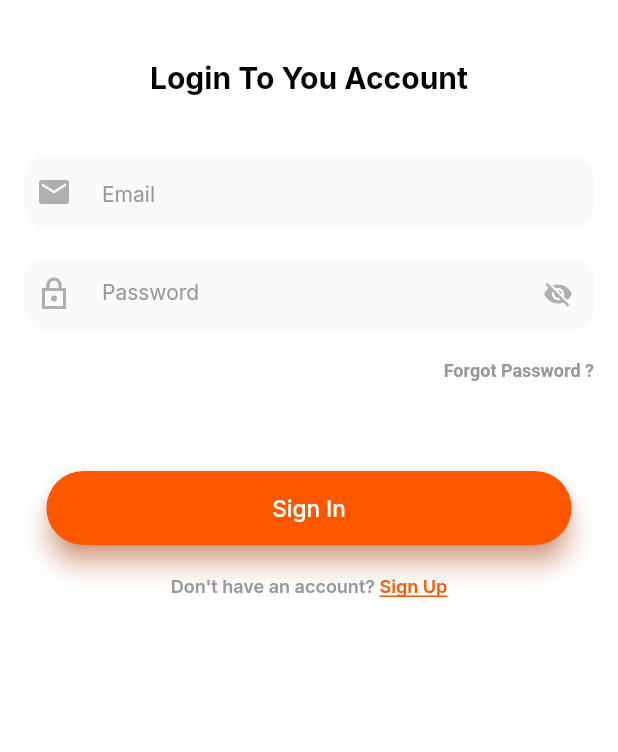
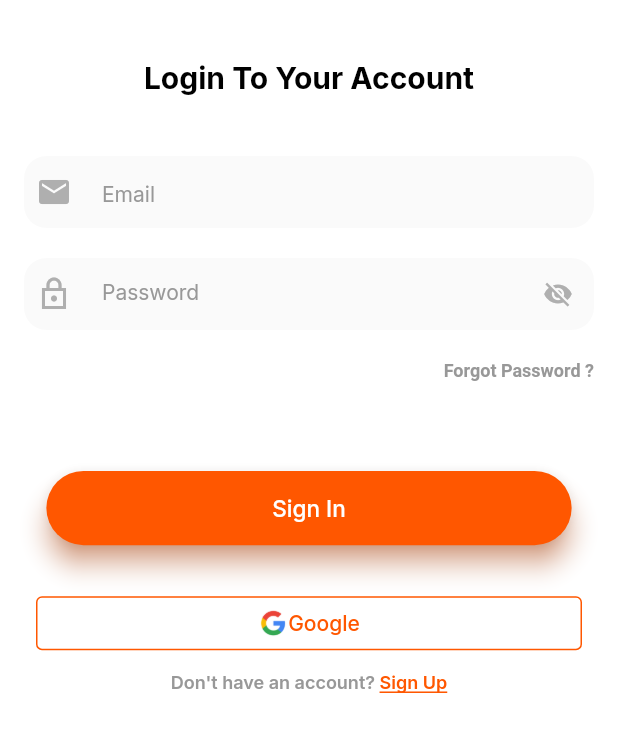
Before and after one commit to ZuniShahid/wegotask, a Flutter app: the screen it shows after launch, on a phone screen of 412 x 824 dp, the part 204-956 px from its top. Run offline on Flutter 3.47's test engine with Material 2 defaults, Android fonts, the phone set to English and light mode, and no system bars; our stand-ins replace awesome_dialog, chat_bubbles, cloud_firestore, connectivity_plus, dropdown_button2, firebase_auth and 13 more; missing offline and left inert: alarm; accounts and stored records are empty.

Commit message:
Google Sigin Fixed

```diff
--- a/lib/controller/general_controller.dart
+++ b/lib/controller/general_controller.dart
@@ -17,6 +17,7 @@ class GeneralController extends GetxController {
   RxString LOGIN_TYPE = ''.obs;
   RxInt TOTAL_PRODUCTS = 0.obs;
   RxList<TaskModel> taskList = <TaskModel>[].obs;
+  RxString NEW_USER_UID = ''.obs;
 
   @override
   void onInit() {
--- a/lib/databse/auth_helper.dart
+++ b/lib/databse/auth_helper.dart
@@ -41,9 +41,14 @@ class AuthHelper {
       );
       var document = await collection.doc(userCredential.user!.uid).get();
       if (document.exists) {
+        print('document.exists');
         userData = UserModel.fromJson(document.data()!);
+        print('document.exists2');
+
         DataHelper.updateFcmToken(Collections.FCM_TOKENS,
             userCredential.user!.uid, state.FCM_TOKEN.value);
+        print('document.exists3');
+
         setUserLoggedIn(true);
         saveUserUID(userCredential.user!.uid);
         return "true";
--- a/lib/views/auth/login_screen.dart
+++ b/lib/views/auth/login_screen.dart
@@ -13,6 +13,7 @@ import '../../databse/auth_helper.dart';
 import '../../databse/collections.dart';
 import '../main/home_page.dart';
 import 'forgot_password.dart';
+import 'social_login.dart';
 
 class LoginScreen extends StatefulWidget {
   const LoginScreen({Key? key}) : super(key: key);
@@ -207,7 +208,7 @@ class _LoginScreenState extends State<LoginScreen> {
                 doubleSpace(),
                 const Center(
                   child: Text(
-                    'Login To You Account',
+                    'Login To Your Account',
                     style: TextStyle(
                       fontWeight: FontWeight.bold,
                       color: Colors.black,
@@ -267,6 +268,29 @@ class _LoginScreenState extends State<LoginScreen> {
                   ),
                 ),
                 singleSpace(),
+                Padding(
+                  padding: const EdgeInsets.all(8.0),
+                  child: OutlinedButton(
+                      style: OutlinedButton.styleFrom(
+                        side: const BorderSide(color: AppColors.primary),
+                      ),
+                      onPressed: () {
+                        GoogleAuthenticateProvider().signIn(true);
+                      },
+                      child: Center(
+                        child: Row(
+                          mainAxisAlignment: MainAxisAlignment.center,
+                          children: [
+                            Image.asset(
+                              'assets/images/google.png',
+                              height: 20,
+                              width: 20,
+                            ),
+                            const Text('Google'),
+                          ],
+                        ),
+                      )),
+                ),
                 const AlreadyHaveAnAccountCheck(
                   login: true,
                 ),
--- a/lib/views/auth/new_password.dart
+++ b/lib/views/auth/new_password.dart
@@ -180,9 +180,10 @@ class _NewPasswordState extends State<NewPassword> {
                   maximumSize: Size(85.w, 6.h),
                 ),
                 onPressed: () async {
+
                   await _auth.currentUser!
                       .updatePassword(_passwordController.text);
-                  await _auth.signOut();
+                  // await _auth.signOut();
                   Get.snackbar("Success", "Password changed successfully");
                   Get.offAll(
                     () => const LoginScreen(),
--- a/lib/views/auth/otp_screen.dart
+++ b/lib/views/auth/otp_screen.dart
@@ -243,7 +243,7 @@ class _OTPScreenState extends State<OTPScreen> {
                 children: [
                   const Text(
                     "Didn't receive the code?",
-                    style: TextStyle(fontSize: 16),
+                    style: TextStyle(fontSize: 10),
                   ),
                   resendLoader
                       ? const Padding(
--- a/lib/views/main/home_page.dart
+++ b/lib/views/main/home_page.dart
@@ -75,6 +75,7 @@ class _HomePageState extends State<HomePage> {
                   Collections.FCM_TOKENS, userData!.id, '');
               FirebaseAuth.instance.signOut();
               setUserLoggedIn(false);
+              userData = null;
               Get.offAll(const LoginScreen());
             },
             icon: const Icon(
--- a/pubspec.yaml
+++ b/pubspec.yaml
@@ -29,8 +29,9 @@ dependencies:
   fluttertoast: ^8.2.1
   get: ^4.6.5
   get_storage: ^2.1.1
+  google_sign_in: ^6.1.0
   http: ^0.13.5
-  intl:
+  intl: null
   intl_phone_number_input: ^0.7.2
   path_provider: ^2.0.14
   pin_code_fields: ^7.4.0
```
Also changed, not shown: lib/common/app_bar_widget.dart (+7 -5 lines), lib/views/auth/social_login.dart (added, +121 -0 lines), lib/views/main/color.dart (added, +59 -0 lines), assets/images/google.png (added), pubspec.lock, 2 other files.
